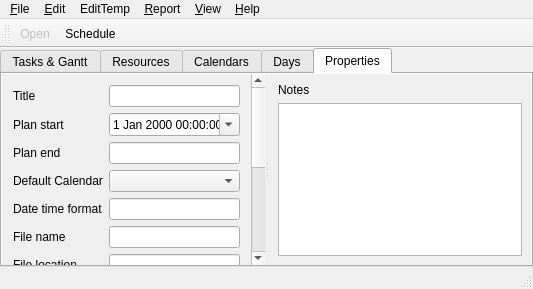
Qt form mainwindow.ui (roahanramesh/qplanner) before a commit.
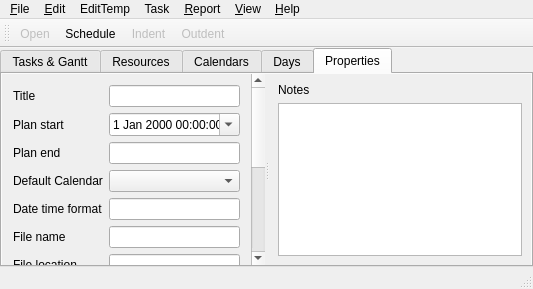
The same form after that commit. The open tabs and pages were chosen to show the change. Custom widgets are drawn as their Qt base class.

Commit message: Implemented ability to indent and outdent tasks

Patch:
```diff
--- a/mainwindow.ui
+++ b/mainwindow.ui
@@ -444,9 +444,17 @@
      <string>&amp;Edit</string>
     </property>
    </widget>
+   <widget class="QMenu" name="menuTask">
+    <property name="title">
+     <string>Task</string>
+    </property>
+    <addaction name="actionIndent"/>
+    <addaction name="actionOutdent"/>
+   </widget>
    <addaction name="menuFile"/>
    <addaction name="menuEdit"/>
    <addaction name="menuEditTemp"/>
+   <addaction name="menuTask"/>
    <addaction name="menuReport"/>
    <addaction name="menuView"/>
    <addaction name="menuHelp"/>
@@ -460,6 +468,8 @@
    </attribute>
    <addaction name="actionOpen"/>
    <addaction name="actionSchedule"/>
+   <addaction name="actionIndent"/>
+   <addaction name="actionOutdent"/>
   </widget>
   <widget class="QStatusBar" name="statusBar"/>
   <action name="actionOpen">
@@ -704,6 +714,34 @@
     <string>Calculate project schedule</string>
    </property>
   </action>
+  <action name="actionIndent">
+   <property name="enabled">
+    <bool>false</bool>
+   </property>
+   <property name="text">
+    <string>Indent</string>
+   </property>
+   <property name="toolTip">
+    <string>Indent task(s)</string>
+   </property>
+   <property name="statusTip">
+    <string>Indent task(s)</string>
+   </property>
+  </action>
+  <action name="actionOutdent">
+   <property name="enabled">
+    <bool>false</bool>
+   </property>
+   <property name="text">
+    <string>Outdent</string>
+   </property>
+   <property name="toolTip">
+    <string>Outdent task(s)</string>
+   </property>
+   <property name="statusTip">
+    <string>Outdent task(s)</string>
+   </property>
+  </action>
  </widget>
  <layoutdefault spacing="6" margin="11"/>
  <customwidgets>
```
Left out of the diff: 36 changed lines with no effect on the pictures. The commit also changes 9 other files.
